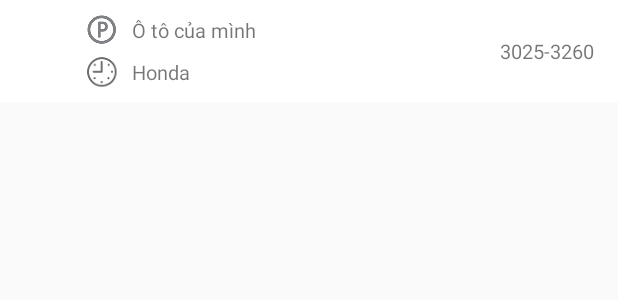
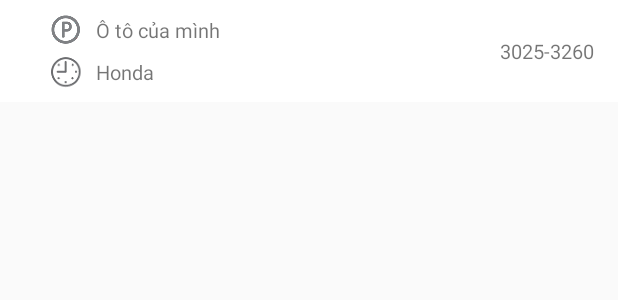
Before and after one commit to vihahb/vipParking, an Android app: the layout item_checked.xml on its own in the app's theme, with its tools: preview values and no code run, on a phone screen of 412 x 824 dp. Shown: the top 300 px of the screen. Run offline under Robolectric (Android 15) with nearby library versions, the phone set to English and light mode, and no system bars.

Commit message:
Update UI

```diff
--- a/app/src/main/res/layout/item_checked.xml
+++ b/app/src/main/res/layout/item_checked.xml
@@ -15,8 +15,8 @@
 
     <ImageView
         android:id="@+id/item_img_checked_icon"
-        android:layout_width="@dimen/size_24"
-        android:layout_height="@dimen/size_24"
+        android:layout_width="wrap_content"
+        android:layout_height="wrap_content"
         android:contentDescription="@null"
         android:scaleType="fitCenter" />
 
```
